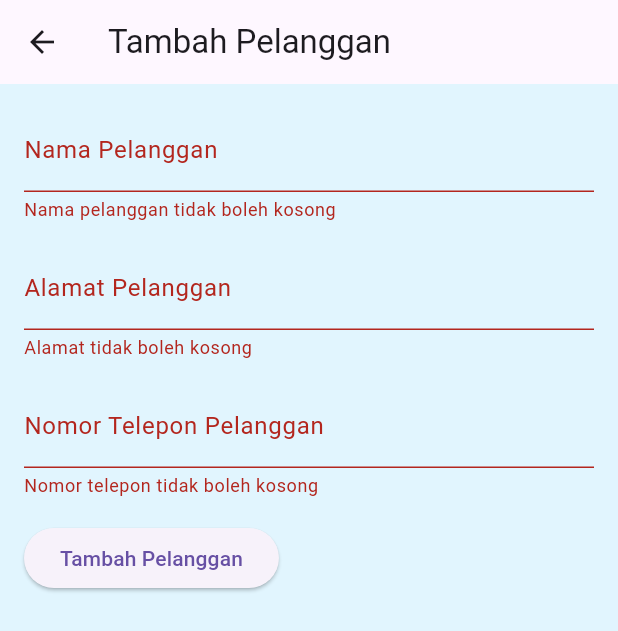
After one commit to rennataamyla/ukk_2025, a Flutter app: the AddPelanggan screen opened directly, after a tap on "Tambah Pelanggan", on a phone screen of 412 x 824 dp. The commit adds this screen. Shown: the top 631 px of the screen. Run offline on Flutter 3.47's test engine with Material 3 defaults, Android fonts, the phone set to English and light mode, and no system bars; our stand-ins replace supabase_flutter; accounts and stored records are empty.

Commit message:
commit ketiga crud pelanggan

```diff
--- a/lib/pelanggan/index.dart
+++ b/lib/pelanggan/index.dart
@@ -1,5 +1,8 @@
 import 'package:flutter/material.dart';
 import 'package:supabase_flutter/supabase_flutter.dart';
+ // Pastikan ini mengarah ke file AddPelanggan.dart
+import 'package:ukk_2025/pelanggan/insert.dart';
+import 'package:ukk_2025/pelanggan/update.dart';  // Buat file UpdatePelanggan.dart untuk menangani update
 
 class PelangganTab extends StatefulWidget {
   const PelangganTab({super.key});
@@ -13,11 +16,12 @@ class _PelangganTabState extends State<PelangganTab> {
   bool isLoading = true;
 
   @override
-  void initState(){
+  void initState() {
     super.initState();
     fetchPelanggan();
   }
 
+  // Fetch all customers
   Future<void> fetchPelanggan() async {
     setState(() {
       isLoading = true;
@@ -36,7 +40,7 @@ class _PelangganTabState extends State<PelangganTab> {
     }
   }
 
-
+  // Delete customer
   Future<void> deletePelanggan(int id) async {
     try {
       await Supabase.instance.client.from('Pelanggan').delete().eq('PelangganID', id);
@@ -46,18 +50,78 @@ class _PelangganTabState extends State<PelangganTab> {
     }
   }
 
+  // Add new customer
+  Future<void> addPelanggan(String nama, String email, String alamat, String noTelepon) async {
+    try {
+      await Supabase.instance.client.from('Pelanggan').insert([{
+        'NamaPelanggan': nama,
+        'Email': email,
+        'Alamat': alamat,
+        'NomorTelepon': noTelepon,
+      }]);
+      fetchPelanggan();
+    } catch (e) {
+      print('Error adding pelanggan: $e');
+    }
+  }
+
+  // Update customer
+  Future<void> updatePelanggan(int id, String nama, String email, String alamat, String noTelepon) async {
+    try {
+      await Supabase.instance.client.from('Pelanggan').update({
+        'NamaPelanggan': nama,
+        'Email': email,
+        'Alamat': alamat,
+        'NomorTelepon': noTelepon,
+      }).eq('PelangganID', id);
+      fetchPelanggan();
+    } catch (e) {
+      print('Error updating pelanggan: $e');
+    }
+  }
+
   @override
   Widget build(BuildContext context) {
     return Scaffold(
-      body: pelanggan.isEmpty
-      ? Center(
-        child: Text('Tidak ada pelanggan',
-        style: TextStyle(fontSize: 18, fontWeight: FontWeight.bold,
+      appBar: AppBar(
+        title: const Text('Daftar Pelanggan'),
       ),
-    )
+      body: isLoading
+          ? Center(child: CircularProgressIndicator())
+          : pelanggan.isEmpty
+              ? Center(
+                  child: Text(
+                    'Tidak ada pelanggan',
+                    style: TextStyle(fontSize: 18, fontWeight: FontWeight.bold),
+                  ),
+                )
+              : ListView.builder(
+                  itemCount: pelanggan.length,
+                  itemBuilder: (context, index) {
+                    final customer = pelanggan[index];
+                    return ListTile(
+                      title: Text(customer['NamaPelanggan'] ?? 'Nama tidak tersedia'),
+                      subtitle: Text(
+                        '${customer['Email'] ?? 'Email tidak tersedia'}\n${customer['Alamat'] ?? 'Alamat tidak tersedia'}\n${customer['NomorTelepon'] ?? 'Nomor Telepon tidak tersedia'}',
+                      ),
+                      trailing: IconButton(
+                        icon: Icon(Icons.delete),
+                        onPressed: () => deletePelanggan(customer['PelangganID']),
+                      ),
 
+                    );
+                  },
+                ),
+      floatingActionButton: FloatingActionButton(
+        onPressed: () {
+
+          Navigator.push(
+            context,
+            MaterialPageRoute(builder: (context) => AddPelanggan()),
+          );
+        },
+        child: Icon(Icons.add),
+      ),
     );
-    )
-
   }
 }
--- /dev/null
+++ b/lib/pelanggan/insert.dart
@@ -0,0 +1,113 @@
+import 'package:flutter/material.dart';
+import 'package:supabase_flutter/supabase_flutter.dart';
+import 'package:ukk_2025/homepage.dart';
+
+class AddPelanggan extends StatefulWidget {
+  const AddPelanggan({super.key});
+
+  @override
+  State<AddPelanggan> createState() => _AddPelangganState();
+}
+
+class _AddPelangganState extends State<AddPelanggan> {
+  final _nmplg = TextEditingController();
+  final _alamat = TextEditingController();
+  final _notlp = TextEditingController();
+  final _formKey = GlobalKey<FormState>();
+
+  // Fungsi untuk menambahkan pelanggan
+  Future<void> langgan() async {
+    if (_formKey.currentState!.validate()) {
+      final String NamaPelanggan = _nmplg.text;
+      final String Alamat = _alamat.text;
+      final String NomorTelepon = _notlp.text;
+
+      // Insert pelanggan data
+      final response = await Supabase.instance.client.from('Pelanggan').insert(
+        {
+          'NamaPelanggan': NamaPelanggan,
+          'Alamat': Alamat,
+          'NomorTelepon': NomorTelepon,
+        },
+      );
+
+      if (response.error == null) {
+
+        Navigator.pushReplacement(
+          context,
+          MaterialPageRoute(builder: (context) => const Homepage()),
+        );
+      } else {
+
+        ScaffoldMessenger.of(context).showSnackBar(SnackBar(
+          content: Text('Error: ${response.error!.message}'),
+        ));
+      }
+    }
+  }
+
+  @override
+  Widget build(BuildContext context) {
+    return Scaffold(
+      appBar: AppBar(
+        title: const Text('Tambah Pelanggan'),
+      ),
+      body: Padding(
+        padding: const EdgeInsets.all(16.0),
+        child: Form(
+          key: _formKey,
+          child: Column(
+            crossAxisAlignment: CrossAxisAlignment.start,
+            children: [
+              TextFormField(
+                controller: _nmplg,
+                decoration: const InputDecoration(
+                  labelText: 'Nama Pelanggan',
+                ),
+                validator: (value) {
+                  if (value == null || value.isEmpty) {
+                    return 'Nama pelanggan tidak boleh kosong';
+                  }
+                  return null;
+                },
+              ),
+              SizedBox(height: 16),
+              TextFormField(
+                controller: _alamat,
+                decoration: const InputDecoration(
+                  labelText: 'Alamat Pelanggan',
+                ),
+                validator: (value) {
+                  if (value == null || value.isEmpty) {
+                    return 'Alamat tidak boleh kosong';
+                  }
+                  return null;
+                },
+              ),
+              SizedBox(height: 16),
+              TextFormField(
+                controller: _notlp,
+                decoration: const InputDecoration(
+                  labelText: 'Nomor Telepon Pelanggan',
+                ),
+                validator: (value) {
+                  if (value == null || value.isEmpty) {
+                    return 'Nomor telepon tidak boleh kosong';
+                  }
+                  return null;
+                },
+              ),
+              SizedBox(height: 16),
+              ElevatedButton(
+                onPressed: () {
+                  langgan(); // Memanggil fungsi langgan() untuk menambah pelanggan
+                },
+                child: const Text('Tambah Pelanggan'),
+              ),
+            ],
+          ),
+        ),
+      ),
+    );
+  }
+}
```
Also changed, not shown: lib/login.dart (+12 -6 lines), lib/pelanggan/update.dart (added, +99 -0 lines).
